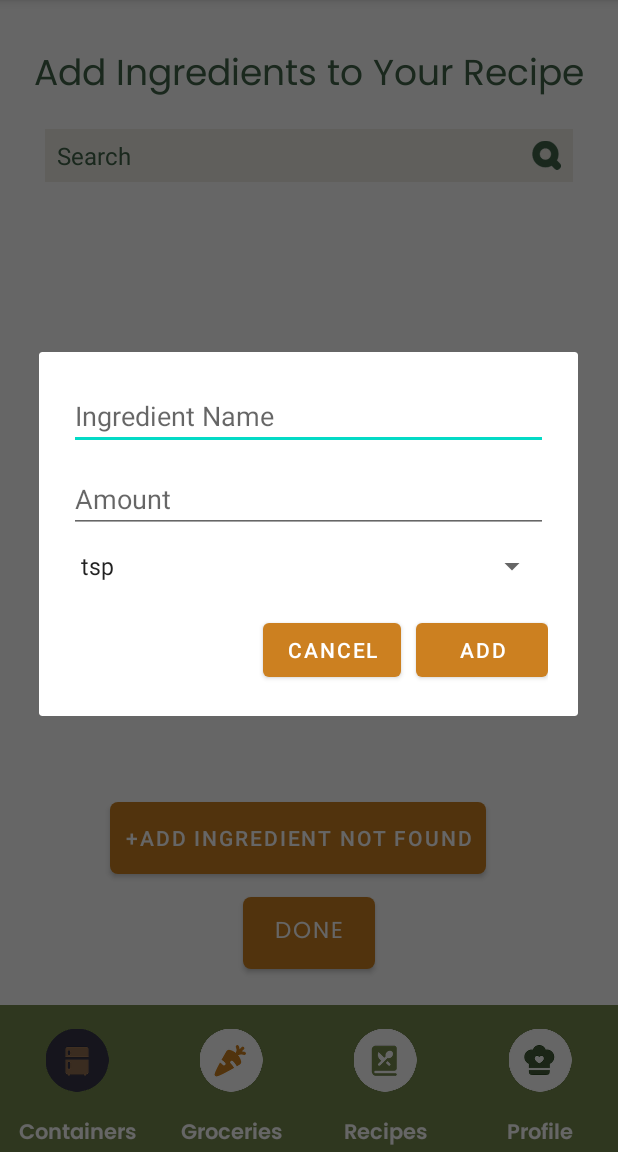
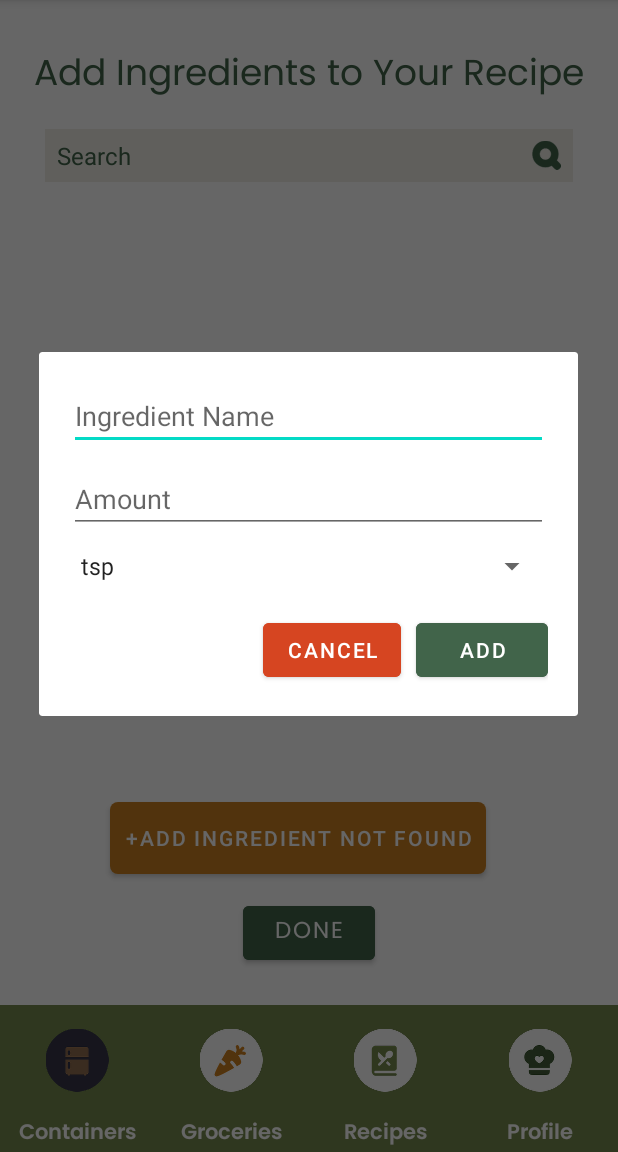
Before and after one commit to pjagbuya/Fridge_MOBICOM, an Android app built with Jetpack Compose: the AddIngredient screen opened through its navigation route, after a tap on "+ADD INGREDIENT NOT FOUND", on a phone screen of 412 x 824 dp, the part 84-1236 px from its top. Run offline under Robolectric (Android 15) with nearby library versions, the phone set to English and light mode, and no system bars; our stand-ins replace Room's generated code; pictures from the network do not load; Roboto replaces fonts that are not available here; 1 statement that could not run was skipped.

Commit message:
changed button colors in recipe layouts

```diff
--- a/app/src/main/res/layout/fragment_add_ingredient.xml
+++ b/app/src/main/res/layout/fragment_add_ingredient.xml
@@ -79,13 +79,13 @@
         android:layout_width="wrap_content"
         android:layout_height="wrap_content"
         android:layout_marginBottom="24dp"
-        android:background="@drawable/green_btn_round_corner"
+        android:backgroundTint="@color/forest_green"
         android:fontFamily="@font/poppins_regular"
         android:text="@string/recipe_done_btn"
         android:textColor="@color/white"
         android:textSize="15sp"
         app:layout_constraintBottom_toBottomOf="parent"
-        app:layout_constraintStart_toStartOf="parent"
-        app:layout_constraintEnd_toEndOf="parent"/>
+        app:layout_constraintEnd_toEndOf="parent"
+        app:layout_constraintStart_toStartOf="parent" />
 
 </androidx.constraintlayout.widget.ConstraintLayout>
--- a/app/src/main/res/layout/fragment_add_recipe_form.xml
+++ b/app/src/main/res/layout/fragment_add_recipe_form.xml
@@ -116,7 +116,7 @@
             android:id="@+id/recipeCancelBtn"
             android:layout_width="138dp"
             android:layout_height="35dp"
-            android:background="@drawable/recipe_cancel_btn"
+            android:backgroundTint="@color/red"
             android:fontFamily="@font/poppins_regular"
             android:text="@string/recipe_cancel_btn"
             android:textColor="@color/white"
@@ -131,7 +131,7 @@
             android:layout_width="138dp"
             android:layout_height="35dp"
             android:layout_marginBottom="16dp"
-            android:background="@drawable/recipe_save_btn"
+            android:backgroundTint="@color/forest_green"
             android:fontFamily="@font/poppins_regular"
             android:text="@string/recipe_save_btn"
             android:textColor="@color/white"
--- a/app/src/main/res/layout/fragment_recipe_details.xml
+++ b/app/src/main/res/layout/fragment_recipe_details.xml
@@ -52,6 +52,7 @@
             android:id="@+id/editRecipeBtn"
             android:layout_width="wrap_content"
             android:layout_height="wrap_content"
+            android:backgroundTint="@color/forest_green"
             android:text="Edit" />
 
         <Button
@@ -59,6 +60,7 @@
             android:layout_width="wrap_content"
             android:layout_height="wrap_content"
             android:layout_marginStart="8dp"
+            android:backgroundTint="@color/red"
             android:text="Delete" />
     </LinearLayout>
 
--- a/app/src/main/res/layout/item_recipe_card.xml
+++ b/app/src/main/res/layout/item_recipe_card.xml
@@ -32,7 +32,7 @@
                 android:layout_height="wrap_content"
                 android:layout_marginEnd="15dp"
                 android:layout_marginBottom="15dp"
-                android:background="@drawable/recipe_save_btn"
+                android:backgroundTint="@color/orange"
                 android:fontFamily="@font/poppins_regular"
                 android:text="@string/recipe_info_edit_btn"
                 android:textColor="@color/white"
@@ -46,7 +46,7 @@
                 android:layout_height="wrap_content"
                 android:layout_marginEnd="15dp"
                 android:layout_marginBottom="15dp"
-                android:background="@drawable/recipe_cancel_btn"
+                android:backgroundTint="@color/red"
                 android:fontFamily="@font/poppins_regular"
                 android:text="@string/recipe_info_delete_btn"
                 android:textColor="@color/white"
--- a/app/src/main/res/layout/modal_add_ingredient_not_found.xml
+++ b/app/src/main/res/layout/modal_add_ingredient_not_found.xml
@@ -37,13 +37,15 @@
             android:id="@+id/customeIngredientCancelBtn"
             android:layout_width="wrap_content"
             android:layout_height="wrap_content"
-            android:text="Cancel"/>
+            android:backgroundTint="@color/red"
+            android:text="Cancel" />
 
         <Button
             android:id="@+id/customIngredientAddBtn"
             android:layout_width="wrap_content"
             android:layout_height="wrap_content"
-            android:text="Add"
-            android:layout_marginStart="10dp"/>
+            android:layout_marginStart="10dp"
+            android:backgroundTint="@color/forest_green"
+            android:text="Add" />
     </LinearLayout>
 </LinearLayout>
```
